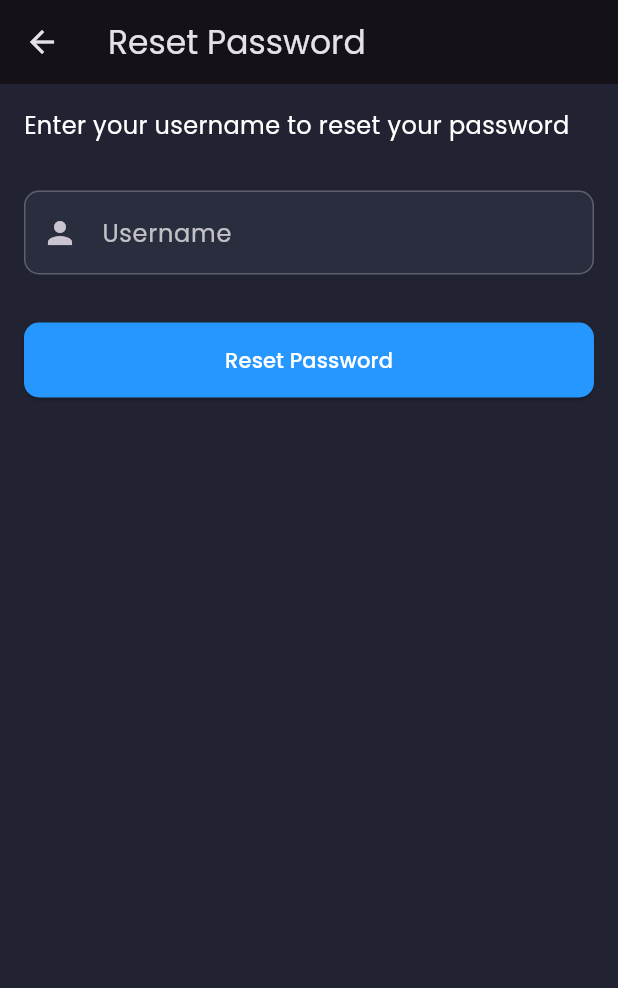
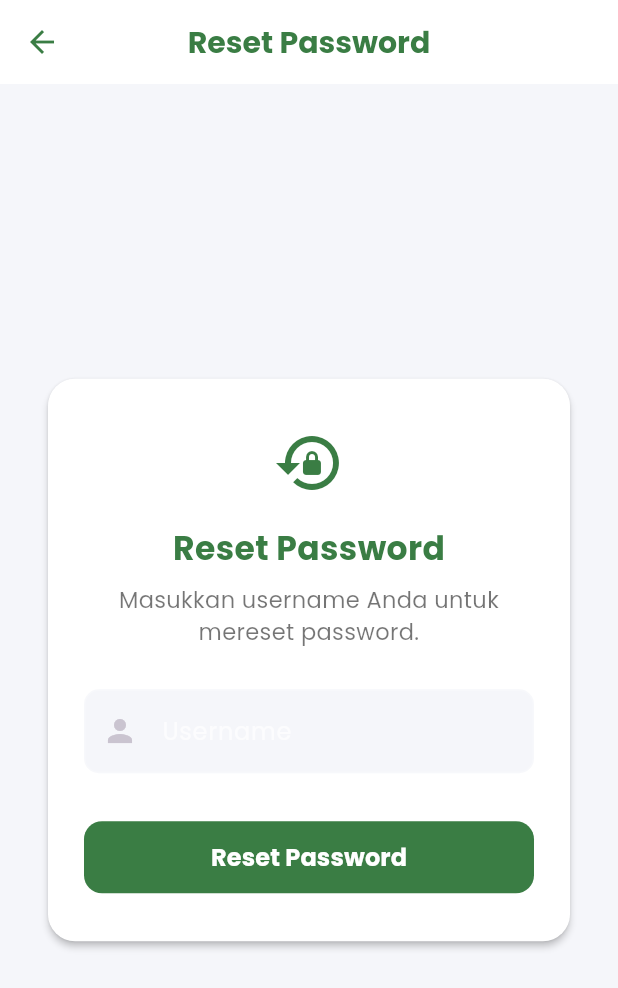
Before and after one commit to Ryayaa/Sawit-2025, a Flutter app: the ForgotPasswordScreen screen opened directly, on a phone screen of 412 x 824 dp. Shown: the top 988 px of the screen. Run offline on Flutter 3.47's test engine with Material 3 defaults, Android fonts, the phone set to English and light mode, and no system bars; our stand-ins replace cloud_firestore, firebase_auth, firebase_core, firebase_database, fl_chart, flutter_local_notifications and 6 more; accounts and stored records are empty; project files that could hold a hidden picture were left out.

```diff
--- a/lib/screens/auth/forgot_password_screen.dart
+++ b/lib/screens/auth/forgot_password_screen.dart
@@ -14,8 +14,6 @@ class _ForgotPasswordScreenState extends State<ForgotPasswordScreen> {
 
   void _resetPassword() {
     if (_formKey.currentState!.validate()) {
-      // Here you would typically send a reset password email
-      // For demo purposes, we'll just show a success message
       ScaffoldMessenger.of(context).showSnackBar(
         const SnackBar(
           content: Text('Password reset link sent to your email'),
@@ -28,50 +26,89 @@ class _ForgotPasswordScreenState extends State<ForgotPasswordScreen> {
   @override
   Widget build(BuildContext context) {
     return Scaffold(
+      backgroundColor: const Color(0xFFF5F6FA),
       appBar: AppBar(
-        title: const Text('Reset Password'),
+        backgroundColor: Colors.white,
+        elevation: 0,
+        iconTheme: const IconThemeData(color: Color(0xFF3A7D44)),
+        title: const Text(
+          'Reset Password',
+          style: TextStyle(
+            color: Color(0xFF3A7D44),
+            fontWeight: FontWeight.bold,
+            fontSize: 20,
+          ),
+        ),
+        centerTitle: true,
       ),
       body: SafeArea(
+        child: Center(
+          child: SingleChildScrollView(
+            padding: const EdgeInsets.all(28),
+            child: Card(
+              color: Colors.white,
+              elevation: 2,
+              shape: RoundedRectangleBorder(borderRadius: BorderRadius.circular(18)),
               child: Padding(
-          padding: const EdgeInsets.all(defaultPadding),
+                padding: const EdgeInsets.symmetric(vertical: 32, horizontal: 24),
                 child: Form(
                   key: _formKey,
                   child: Column(
-              crossAxisAlignment: CrossAxisAlignment.start,
+                    crossAxisAlignment: CrossAxisAlignment.center,
                     children: [
+                      const Icon(Icons.lock_reset, color: Color(0xFF3A7D44), size: 48),
+                      const SizedBox(height: 18),
                       const Text(
-                  'Enter your username to reset your password',
-                  style: TextStyle(fontSize: 16),
+                        'Reset Password',
+                        style: TextStyle(
+                          fontWeight: FontWeight.bold,
+                          fontSize: 22,
+                          color: Color(0xFF3A7D44),
                         ),
-                const SizedBox(height: defaultPadding * 2),
+                      ),
+                      const SizedBox(height: 8),
+                      const Text(
+                        'Masukkan username Anda untuk mereset password.',
+                        style: TextStyle(fontSize: 15, color: Colors.black54),
+                        textAlign: TextAlign.center,
+                      ),
+                      const SizedBox(height: 28),
                       TextFormField(
                         controller: _usernameController,
                         decoration: InputDecoration(
                           labelText: 'Username',
                           border: OutlineInputBorder(
-                      borderRadius: BorderRadius.circular(10),
+                            borderRadius: BorderRadius.circular(12),
                           ),
                           prefixIcon: const Icon(Icons.person),
+                          filled: true,
+                          fillColor: Color(0xFFF5F6FA),
                         ),
                         validator: (value) {
                           if (value == null || value.isEmpty) {
-                      return 'Please enter your username';
+                            return 'Username tidak boleh kosong';
                           }
                           return null;
                         },
                       ),
-                const SizedBox(height: defaultPadding * 2),
+                      const SizedBox(height: 32),
                       SizedBox(
                         width: double.infinity,
-                  height: 50,
+                        height: 48,
                         child: ElevatedButton(
                           onPressed: _resetPassword,
                           style: ElevatedButton.styleFrom(
+                            backgroundColor: const Color(0xFF3A7D44),
+                            foregroundColor: Colors.white,
                             shape: RoundedRectangleBorder(
-                        borderRadius: BorderRadius.circular(10),
+                              borderRadius: BorderRadius.circular(12),
                             ),
+                            elevation: 0,
                           ),
-                    child: const Text('Reset Password'),
+                          child: const Text(
+                            'Reset Password',
+                            style: TextStyle(fontSize: 16, fontWeight: FontWeight.bold),
+                          ),
                         ),
                       ),
                     ],
@@ -79,6 +116,9 @@ class _ForgotPasswordScreenState extends State<ForgotPasswordScreen> {
                 ),
               ),
             ),
+          ),
+        ),
+      ),
     );
   }
 }
```
Also changed, not shown: 1 other file. Lines whose indentation alone changed are shown as unchanged.
